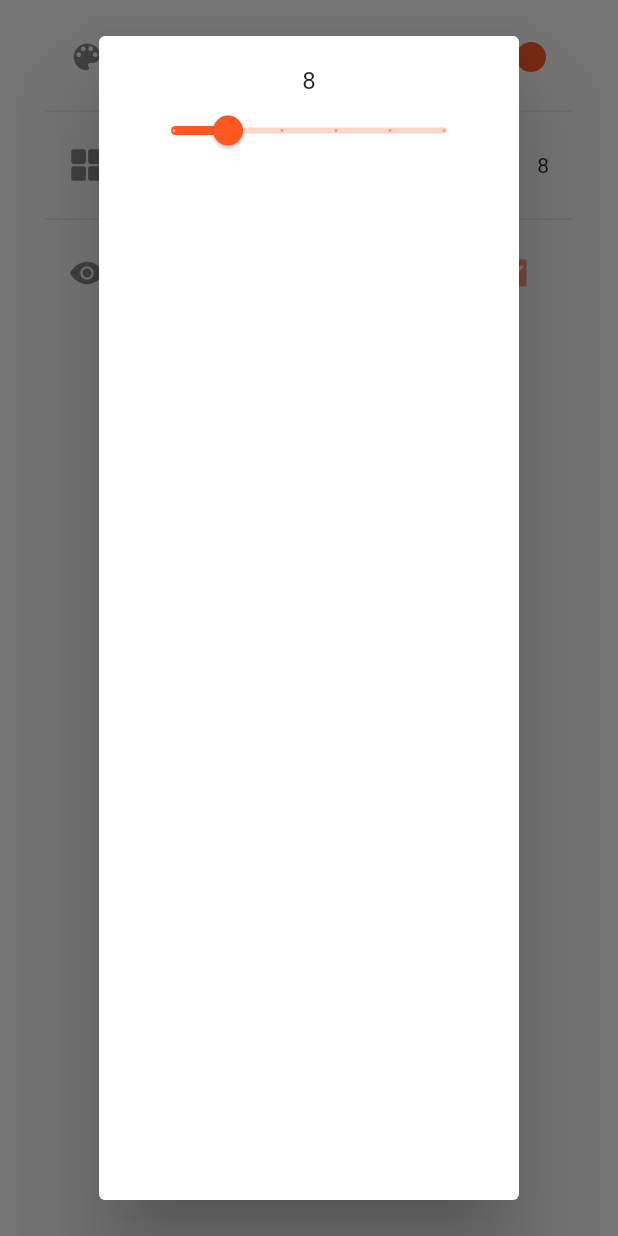
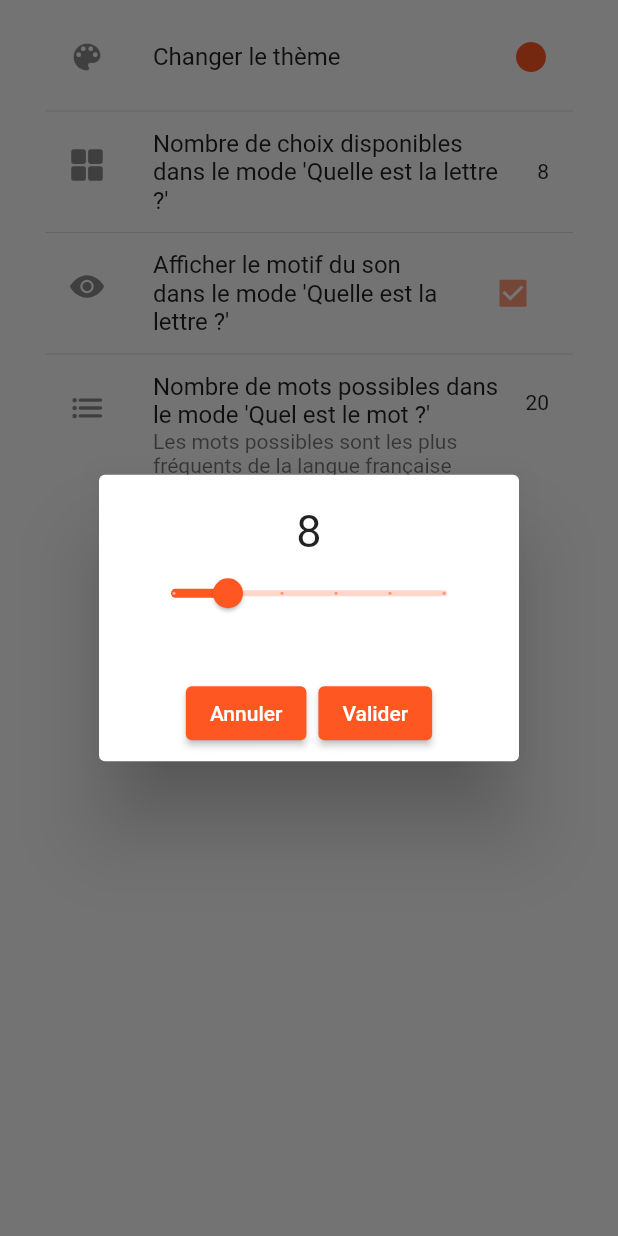
Before and after one commit to Jehxon/MorseTrainer, a Flutter app: the ParameterPage screen opened directly, after a tap on "Nombre de choix disponibles dans le mode", on a phone screen of 412 x 824 dp. Run offline on Flutter 3.47's test engine with Material 2 defaults, Android fonts, the phone set to English and light mode, and no system bars; our stand-ins replace audioplayers, flutter_colorpicker, ionicons, shared_preferences; accounts and stored records are empty.

Commit message:
Added number of words available in parameter

```diff
--- a/assets/data/french_dict_freq.txt
+++ b/assets/data/french_dict_freq.txt
@@ -1388,6 +1388,3 @@ noyer
 semer
 manche
 rage
-gré
-guider
-piquer
--- a/lib/global.dart
+++ b/lib/global.dart
@@ -11,6 +11,7 @@ List<Function(Color)> colorChangeCallbacks = [];
 Map<String, int> preferences = {
   "appColor": Colors.deepOrange.value,
   "guessLetterNumberOfChoice": 8,
+  "guessWordNumberOfWords": 20,
   "guessLetterHighScore": 0,
   "guessLetterShowSound": 1,
   "guessSoundHighScore": 0,
--- a/lib/models/audio_players.dart
+++ b/lib/models/audio_players.dart
@@ -3,6 +3,9 @@ import 'package:audioplayers/audioplayers.dart';
 class Audio {
   static final AudioPlayer player = AudioPlayer();
   Future<void> play(String assetPath) async {
+    if(player.state == PlayerState.playing){
+      await player.stop();
+    }
     await player.play(AssetSource(assetPath));
   }
 }
@@ -10,8 +13,8 @@ class Audio {
 class FastAudioPlayer {
   static final AudioPlayer player = AudioPlayer();
   FastAudioPlayer() {
+    player.setReleaseMode(ReleaseMode.loop);
     player.setSource(AssetSource("sounds/beep.mp3"));
-    player.setReleaseMode(ReleaseMode.loop);
   }
 
   void play() async {
--- a/lib/pages/guess_letter_page.dart
+++ b/lib/pages/guess_letter_page.dart
@@ -154,8 +154,7 @@ class _GuessLetterPageState extends State<GuessLetterPage> {
     };
 
     return Scaffold(
-      body: Center(
-        child: Column(
+      body: Column(
         children: [
           const SizedBox(height: 30),
           const Text(
@@ -189,6 +188,7 @@ class _GuessLetterPageState extends State<GuessLetterPage> {
               padding: const EdgeInsets.all(30),
               mainAxisSpacing: 30,
               crossAxisSpacing: 30,
+              primary: false,
               children: [
                 for (int i = 0; i < choicesLetters.length; i++)
                   LetterChoice(
@@ -212,7 +212,6 @@ class _GuessLetterPageState extends State<GuessLetterPage> {
           const SizedBox(height: 10),
         ],
       ),
-      ),
     );
   }
 }
--- a/lib/pages/parameters_page.dart
+++ b/lib/pages/parameters_page.dart
@@ -48,7 +48,7 @@ class _ParameterPageState extends State<ParameterPage> {
               });
             },
             title: const Text(
-                "Nombre de choix disponibles dans le mode 'Reconnaître'"),
+                "Nombre de choix disponibles dans le mode 'Quelle est la lettre ?'"),
             trailing: Text("${preferences["guessLetterNumberOfChoice"]}"),
           ),
           const Divider(),
@@ -66,7 +66,7 @@ class _ParameterPageState extends State<ParameterPage> {
               });
             },
             title: const Text(
-                "Afficher le motif du son dans le mode 'Reconnaître'"),
+                "Afficher le motif du son dans le mode 'Quelle est la lettre ?'"),
             trailing: Checkbox(
               value: preferences["guessLetterShowSound"] == 1,
               onChanged: (bool? value) {
@@ -78,6 +78,24 @@ class _ParameterPageState extends State<ParameterPage> {
               },
             ),
           ),
+          const Divider(),
+          ListTile(
+            leading: const Icon(
+              Ionicons.list,
+            ),
+            onTap: () async {
+              int n = await pickInt(
+                  context, preferences["guessWordNumberOfWords"]!, 10, frenchDict.length, 10);
+              setState(() {
+                preferences["guessWordNumberOfWords"] = n;
+                savePreferences();
+              });
+            },
+            title: const Text(
+                "Nombre de mots possibles dans le mode 'Quel est le mot ?'"),
+            subtitle: const Text("Les mots possibles sont les plus fréquents de la langue française"),
+            trailing: Text("${preferences["guessWordNumberOfWords"]}"),
+          ),
         ],
       ),
     );
--- a/lib/pickers/int_picker.dart
+++ b/lib/pickers/int_picker.dart
@@ -31,13 +31,19 @@ class _IntPickerState extends State<IntPicker> {
   @override
   Widget build(BuildContext context) {
     return Column(
+      mainAxisSize: MainAxisSize.min,
       children: [
-        Text("${currentValue.toInt()}"),
+        Text(
+          "${currentValue.toInt()}",
+          style: const TextStyle(
+            fontSize: 30,
+          ),
+        ),
         Slider(
           value: currentValue,
           min: widget.minValue.toDouble(),
           max: widget.maxValue.toDouble(),
-          divisions: (widget.maxValue - widget.minValue)~/widget.step,
+          divisions: (widget.maxValue - widget.minValue) ~/ widget.step,
           onChanged: (double value) {
             setState(() {
               currentValue = value;
@@ -57,6 +63,7 @@ Future<int> pickInt(
   int maxValue,
   int step,
 ) async {
+  int selectedValue = initValue;
   int chosenValue = initValue;
   await showDialog<void>(
     context: context,
@@ -68,9 +75,29 @@ Future<int> pickInt(
           maxValue: maxValue,
           step: step,
           setValue: (int value) {
-            chosenValue = value;
+            selectedValue = value;
           },
         ),
+        actionsAlignment: MainAxisAlignment.center,
+        actions: [
+          ElevatedButton(
+            onPressed: () {
+              Navigator.pop(context);
+            },
+            child: const Text(
+              "Annuler",
+            ),
+          ),
+          ElevatedButton(
+            onPressed: () {
+              chosenValue = selectedValue;
+              Navigator.pop(context);
+            },
+            child: const Text(
+              "Valider",
+            ),
+          ),
+        ],
       );
     },
   );
```
Also changed, not shown: lib/pages/guess_word_page.dart (+6 -8 lines). Lines whose indentation alone changed are shown as unchanged.
